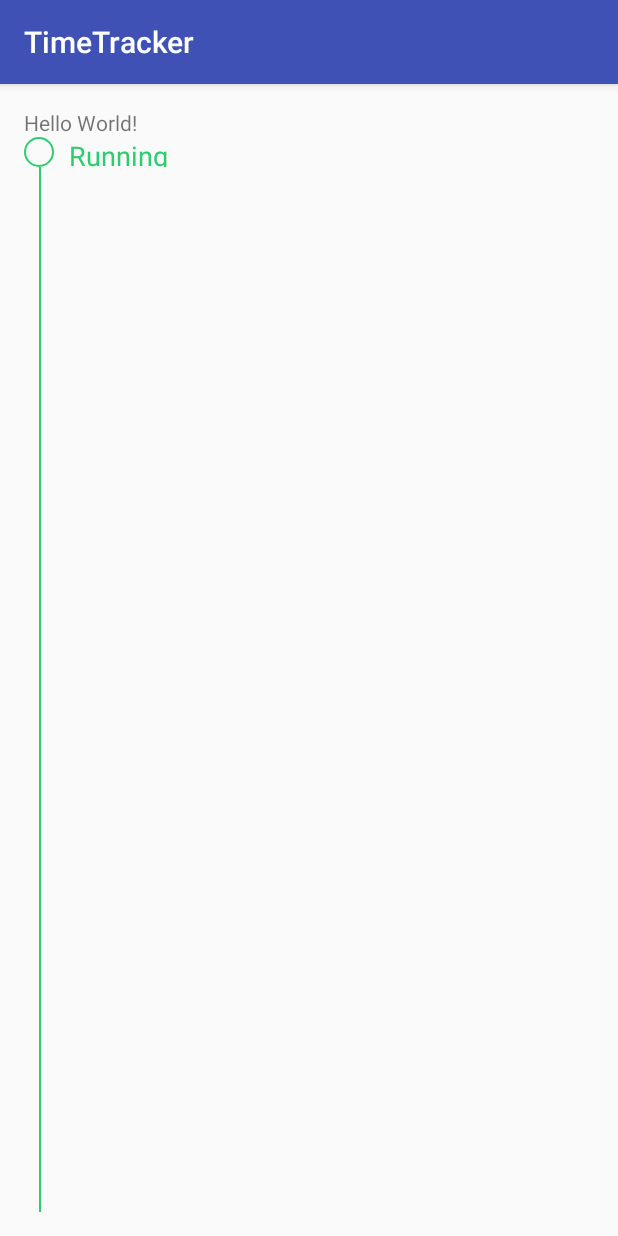
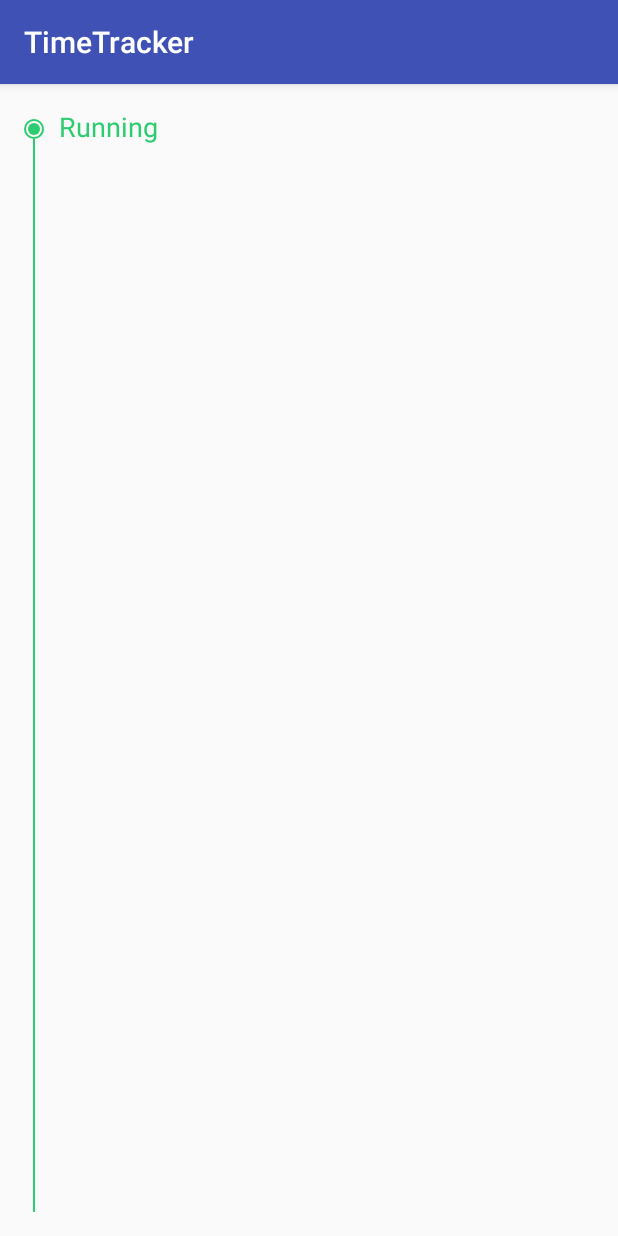
Before and after one commit to eddieberklee/wsup, an Android app: the screen it shows after launch (MainActivity), on a phone screen of 412 x 824 dp. Run offline under Robolectric (Android 15) with nearby library versions, the phone set to English and light mode, and no system bars.

Commit message:
initial styling of the UI

```diff
--- /dev/null
+++ b/app/src/main/res/drawable/green_circle_fill.xml
@@ -0,0 +1,5 @@
+<?xml version="1.0" encoding="utf-8"?>
+<shape xmlns:android="http://schemas.android.com/apk/res/android"
+       android:shape="oval">
+    <solid android:color="@color/flatui_green_1"/>
+</shape>
--- /dev/null
+++ b/app/src/main/res/drawable/green_circle_outline_layered.xml
@@ -0,0 +1,10 @@
+<?xml version="1.0" encoding="utf-8"?>
+<layer-list xmlns:android="http://schemas.android.com/apk/res/android">
+    <item android:drawable="@drawable/green_circle_outline"/>
+    <item
+        android:drawable="@drawable/green_circle_fill"
+        android:bottom="3dp"
+        android:left="3dp"
+        android:right="3dp"
+        android:top="3dp"/>
+</layer-list>
--- a/app/src/main/res/layout/activity_main.xml
+++ b/app/src/main/res/layout/activity_main.xml
@@ -11,38 +11,30 @@
     android:paddingTop="@dimen/activity_vertical_margin"
     tools:context="com.compscieddy.timetracker.MainActivity">
 
-    <TextView
-        android:layout_width="wrap_content"
-        android:layout_height="wrap_content"
-        android:text="Hello World!"/>
-
     <RelativeLayout
         android:layout_width="match_parent"
         android:layout_height="wrap_content">
-        <FrameLayout
-            android:layout_width="@dimen/event_dot_size"
-            android:layout_height="@dimen/event_dot_size"></FrameLayout>
         <View
             android:id="@+id/event_dot"
             android:layout_width="@dimen/event_dot_size"
             android:layout_height="@dimen/event_dot_size"
-            android:background="@drawable/green_circle_outlined"/>
+            android:layout_marginTop="7dp"
+            android:layout_gravity="center"
+            android:background="@drawable/green_circle_outline_layered"/>
         <View
             android:layout_width="1dp"
             android:layout_height="match_parent"
+            android:layout_below="@id/event_dot"
             android:layout_marginLeft="@dimen/line_left_margin"
-            android:layout_marginTop="@dimen/event_dot_size"
             android:background="@color/flatui_green_1"/>
         <TextView
             android:layout_width="wrap_content"
-            android:layout_height="@dimen/event_dot_size"
+            android:layout_height="wrap_content"
             android:text="Running"
-            android:layout_alignBottom="@id/event_dot"
             android:layout_toRightOf="@id/event_dot"
             android:layout_marginLeft="10dp"
             android:textSize="18sp"
-            android:textColor="@color/flatui_green_1"
-            android:gravity="center_vertical"/>
+            android:textColor="@color/flatui_green_1"/>
     </RelativeLayout>
 
 </LinearLayout>
--- a/app/src/main/res/values/dimens.xml
+++ b/app/src/main/res/values/dimens.xml
@@ -3,8 +3,9 @@
     <dimen name="activity_horizontal_margin">16dp</dimen>
     <dimen name="activity_vertical_margin">16dp</dimen>
 
-    <dimen name="event_dot_size">20dp</dimen>
-    <dimen name="line_left_margin">10dp</dimen><!-- half of the @dimen/event_dot_size above -->
+    <dimen name="event_dot_size">13dp</dimen>
+    <dimen name="event_dot_container_size">20dp</dimen>
+    <dimen name="line_left_margin">6dp</dimen>
 
 
 
```
Also changed, not shown: app/src/main/res/drawable/green_circle_outline.xml (renamed from app/src/main/res/drawable/green_circle_outlined.xml), 1 other file.
